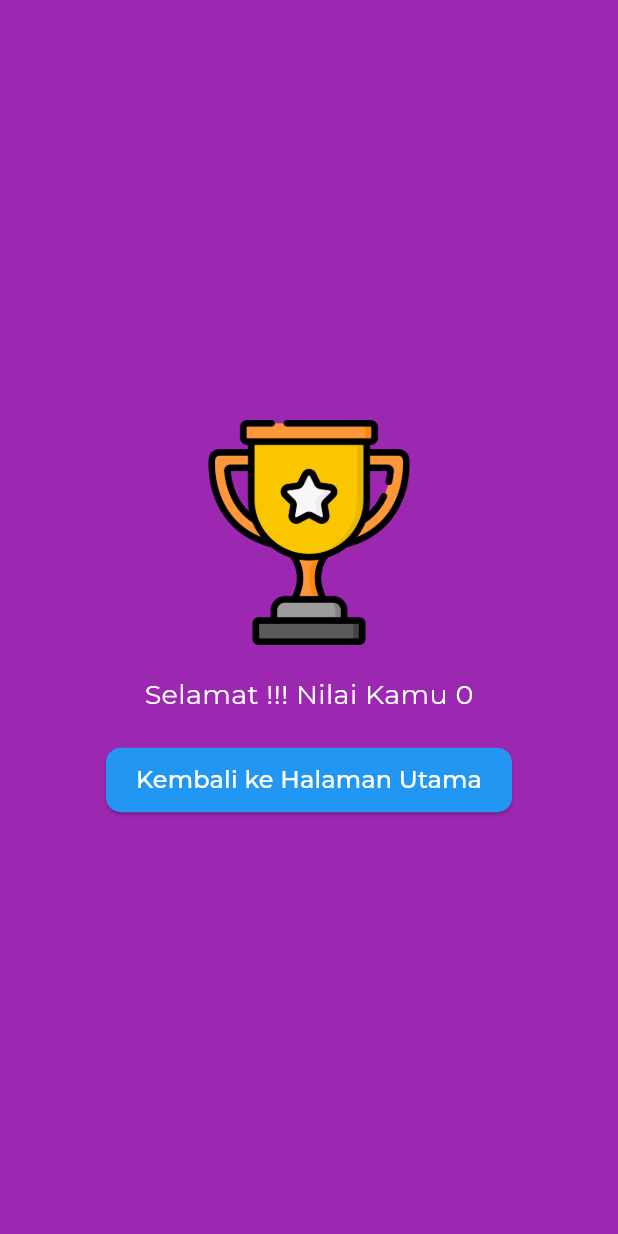
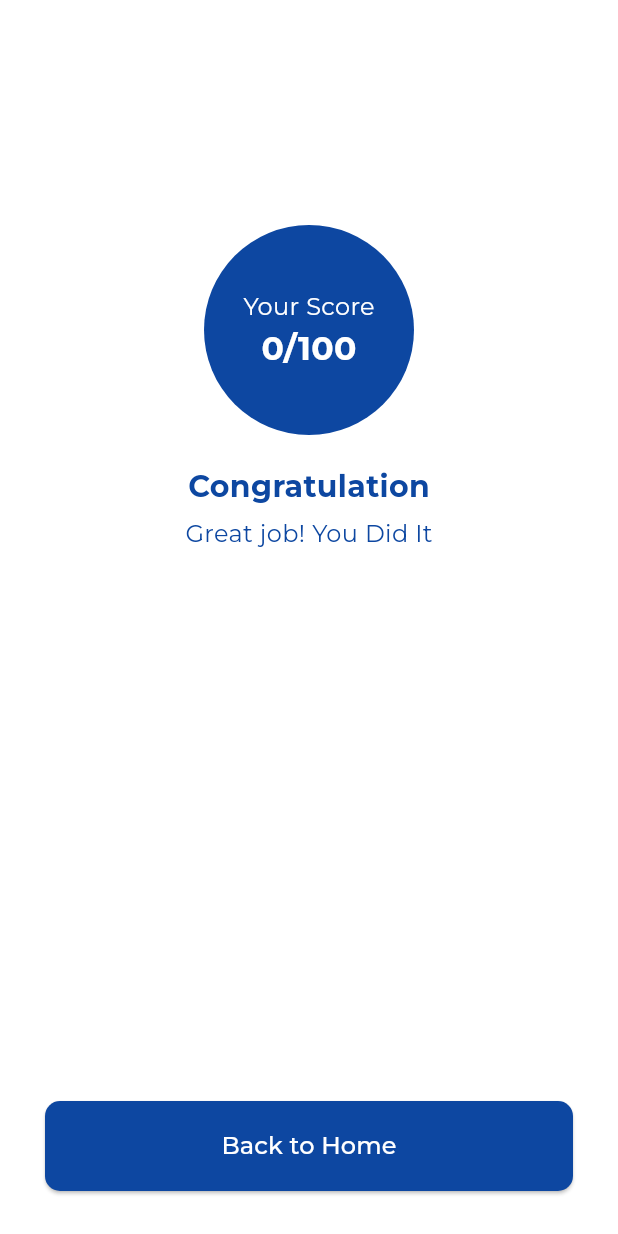
Before and after one commit to buyung1610/quiz_app, a Flutter app: the ResultPage screen opened directly with empty values, on a phone screen of 412 x 824 dp. Run offline on Flutter 3.47's test engine with Material 3 defaults, Android fonts, the phone set to English and light mode, and no system bars; our stand-ins replace google_fonts, shared_preferences; missing offline and left inert: countdown_progress_indicator; accounts and stored records are empty; network calls fail.

Commit message:
update 2/14/2025

```diff
--- a/lib/main.dart
+++ b/lib/main.dart
@@ -1,5 +1,6 @@
 import 'package:flutter/material.dart';
 import 'package:quiz_app/pages/home_page.dart';
+import 'package:quiz_app/pages/start_page.dart';
 
 void main() {
   runApp(MyApp());
@@ -16,7 +17,7 @@ class MyApp extends StatelessWidget {
         primarySwatch: Colors.red,
         progressIndicatorTheme: ProgressIndicatorThemeData(
           color: Colors
-              .white, // Mengatur semua CircularProgressIndicator menjadi putih
+              .black, // Mengatur semua CircularProgressIndicator menjadi putih
         ),
       ),
       home: HomePage(),
--- a/lib/pages/result.dart
+++ b/lib/pages/result.dart
@@ -25,39 +25,88 @@ class _ResultPageState extends State<ResultPage> {
   @override
   Widget build(BuildContext context) {
     return Scaffold(
-      backgroundColor: Colors.purple,
+      backgroundColor: Colors.white, // Latar belakang putih seperti pada gambar
       body: SafeArea(
-        child: Center(
-            child: Column(
+        child: Column(
           mainAxisAlignment: MainAxisAlignment.center,
+          crossAxisAlignment: CrossAxisAlignment.center,
           children: [
-            Image.asset("assets/trophy.png", width: 150),
-            SizedBox(
-              height: 20,
+            const SizedBox(height: 150),
+            Center(
+              child: Stack(
+                alignment: Alignment.center,
+                children: [
+                  Container(
+                    width: 140,
+                    height: 140,
+                    decoration: BoxDecoration(
+                      shape: BoxShape.circle,
+                      color: Color(0xFF0D47A1),
+                    ),
+                  ),
+                  Column(
+                    mainAxisAlignment: MainAxisAlignment.center,
+                    children: [
+                      Text(
+                        "Your Score",
+                        style: GoogleFonts.montserrat(
+                          fontSize: 16,
+                          color: Colors.white,
+                        ),
+                      ),
+                      Text(
+                        "${widget.nilai}/100",
+                        style: GoogleFonts.montserrat(
+                          fontSize: 22,
+                          fontWeight: FontWeight.bold,
+                          color: Colors.white,
+                        ),
+                      ),
+                    ],
+                  ),
+                ],
+              ),
             ),
-            Text("Selamat !!! Nilai Kamu ${widget.nilai}",
-                style:
-                    GoogleFonts.montserrat(fontSize: 18, color: Colors.white)),
-            SizedBox(
-              height: 20,
+            const SizedBox(height: 20),
+            Text(
+              "Congratulation",
+              style: GoogleFonts.montserrat(
+                fontSize: 20,
+                fontWeight: FontWeight.bold,
+                color: Colors.blue.shade900,
+              ),
             ),
-            ElevatedButton(
-              onPressed: _resetSessionAndGoHome,
-              style: ElevatedButton.styleFrom(
-                backgroundColor: Colors.blue,
-                padding:
-                    const EdgeInsets.symmetric(horizontal: 20, vertical: 10),
-                shape: RoundedRectangleBorder(
-                    borderRadius: BorderRadius.circular(10)),
+            const SizedBox(height: 5),
+            Text(
+              "Great job! You Did It",
+              style: GoogleFonts.montserrat(
+                fontSize: 16,
+                color: Colors.blue.shade900,
               ),
-              child: Text(
-                "Kembali ke Halaman Utama",
-                style:
-                    GoogleFonts.montserrat(fontSize: 16, color: Colors.white),
+            ),
+            const Spacer(),
+            Padding(
+              padding: const EdgeInsets.symmetric(horizontal: 30, vertical: 30),
+              child: ElevatedButton(
+                onPressed: _resetSessionAndGoHome,
+                style: ElevatedButton.styleFrom(
+                  backgroundColor: Colors.blue.shade900,
+                  minimumSize: const Size(double.infinity, 60),
+                  shape: RoundedRectangleBorder(
+                    borderRadius: BorderRadius.circular(10),
+                  ),
+                ),
+                child: Text(
+                  "Back to Home",
+                  style: GoogleFonts.montserrat(
+                    fontSize: 16,
+                    color: Colors.white,
+                  ),
+                ),
               ),
             ),
           ],
-        )),
+        ),
       ),
     );
   }
```
Also changed, not shown: lib/controllers/question_controller.dart (added, +17 -0 lines), lib/pages/home_page.dart (+32 -7 lines), lib/pages/start_page.dart (+34 -19 lines), lib/pages/test_page.dart (+148 -158 lines).
